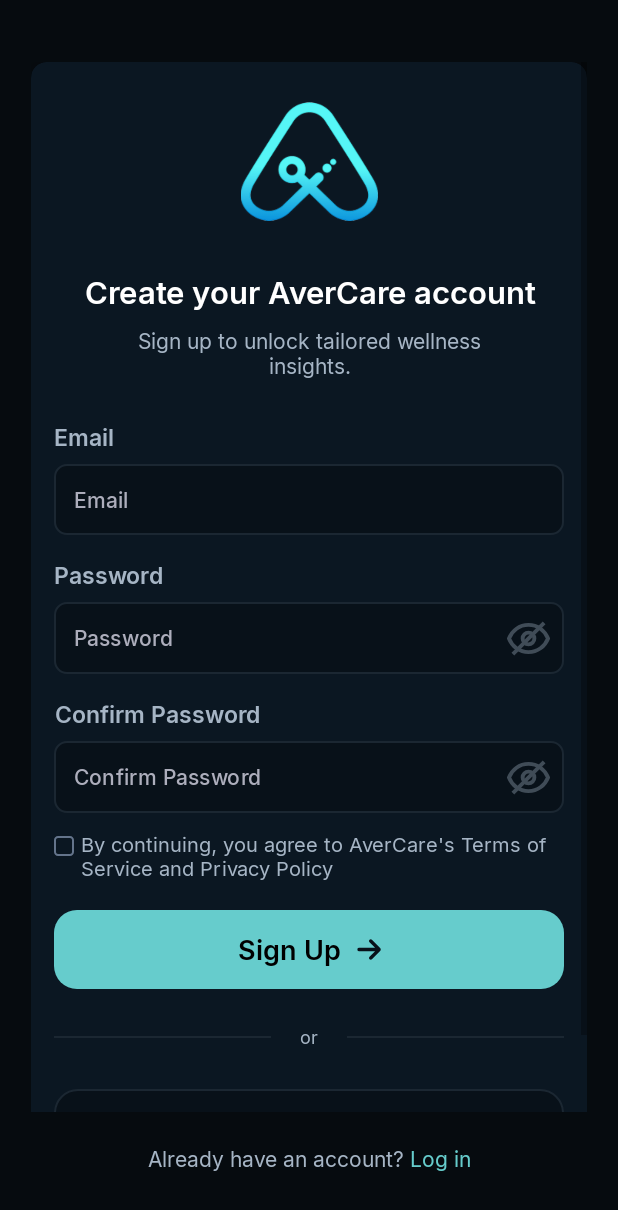
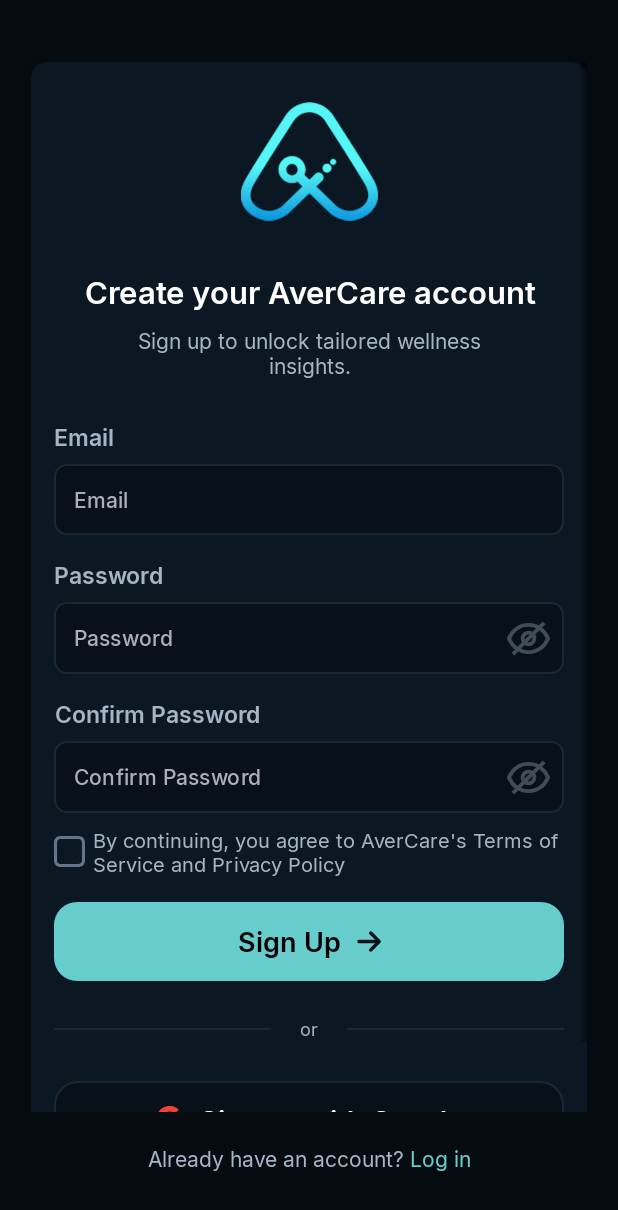
Before and after one commit to Sahil-4441/TxAwercareInternal, an Android app: the SignupFragment screen opened through its navigation route, on a phone screen of 412 x 824 dp. Shown: the top 1210 px of the screen. Run offline under Robolectric (Android 15) with nearby library versions, the phone set to English and light mode, and no system bars; our stand-ins replace Dagger/Hilt's generated code, data binding, sdp/ssp sizes.

```diff
--- a/app/src/main/java/com/example/avercare/core/util/ViewUtils.kt
+++ b/app/src/main/java/com/example/avercare/core/util/ViewUtils.kt
@@ -18,6 +18,7 @@ import android.widget.TextView
 import android.widget.Toast
 import androidx.annotation.ColorRes
 import androidx.core.content.ContextCompat
+import com.example.avercare.R
 import kotlin.text.indexOf
 
 fun Context.showToast(message: String) {
@@ -89,19 +90,20 @@ fun EditText.otpHelper() {
 
         override fun onTextChanged(s: CharSequence?, start: Int, before: Int, count: Int) {
             if (s.toString().length == 1) {
-                //  background = ContextCompat.getDrawable(context, R.drawable.custom_box_bg)
+                background = ContextCompat.getDrawable(context, R.drawable.rounded_otp_edt_view)
                 val view = focusSearch(View.FOCUS_RIGHT)
                 view?.let { it.requestFocus() } ?: run {
                     this@otpHelper.hideKeyBoard()
                 }
             } else {
-                //     background = ContextCompat.getDrawable(context, R.drawable.custom_box_bg)
+                background = ContextCompat.getDrawable(context, R.drawable.rounded_otp_edt_view)
 
             }
 
         }
     })
 }
+
 fun TextView.makeTextLink(
     str: String,
     underlined: Boolean,
--- /dev/null
+++ b/app/src/main/java/com/example/avercare/presentation/signup/SignUpViewModel.kt
@@ -0,0 +1,56 @@
+package com.example.avercare.presentation.signup
+
+import android.widget.CompoundButton
+import androidx.lifecycle.viewModelScope
+import com.example.avercare.R
+import com.example.avercare.core.base.BaseViewModel
+import com.example.avercare.core.util.isValidEmail
+import com.example.avercare.core.util.isValidPassword
+import com.example.avercare.data.remote.Resource
+import com.example.avercare.domain.model.User
+import com.example.avercare.domain.repository.AuthRepository
+import dagger.hilt.android.lifecycle.HiltViewModel
+import kotlinx.coroutines.flow.MutableSharedFlow
+import kotlinx.coroutines.flow.MutableStateFlow
+import kotlinx.coroutines.flow.StateFlow
+import kotlinx.coroutines.flow.asSharedFlow
+import kotlinx.coroutines.launch
+import javax.inject.Inject
+
+@HiltViewModel
+class SignUpViewModel @Inject constructor(
+    private val authRepository: AuthRepository
+) : BaseViewModel() {
+
+    private val _signUpState = MutableStateFlow<Resource<User>>(Resource.Idle)
+    val signUpState: StateFlow<Resource<User>> = _signUpState
+    private val _validationError = MutableSharedFlow<Int>()
+    val validationError = _validationError.asSharedFlow()
+    var termsConditionChecked = false
+    fun isTermsConditionChecked(buttonView: CompoundButton, isChecked: Boolean) {
+        termsConditionChecked = isChecked
+    }
+
+    fun validateSignUpAccount(
+        email: String,
+        password: String,
+        confirmPassword: String,
+    ) {
+        viewModelScope.launch {
+            when {
+                email.isEmpty() -> _validationError.emit(R.string.email_is_required)
+                !email.isValidEmail() -> _validationError.emit(R.string.please_enter_a_valid_email)
+                password.isEmpty() -> _validationError.emit(R.string.password_is_required)
+                !password.isValidPassword() -> _validationError.emit(R.string.please_enter_valid_password)
+                confirmPassword.isEmpty() -> _validationError.emit(R.string.confirm_password_is_required)
+                !confirmPassword.isValidPassword() -> _validationError.emit(R.string.please_enter_valid_password)
+                password != confirmPassword -> _validationError.emit(R.string.password_not_match)
+                !termsConditionChecked -> _validationError.emit(R.string.please_agree_terms_of_service)
+                else -> {
+                    // valid → signup logic
+                }
+            }
+        }
+    }
+
+}
--- a/app/src/main/java/com/example/avercare/presentation/signup/SignupFragment.kt
+++ b/app/src/main/java/com/example/avercare/presentation/signup/SignupFragment.kt
@@ -1,31 +1,39 @@
 package com.example.avercare.presentation.signup
 
 import android.os.Bundle
+import android.util.Log
 import android.view.LayoutInflater
 import android.view.View
 import android.view.ViewGroup
+import androidx.fragment.app.viewModels
+import androidx.lifecycle.lifecycleScope
 import androidx.navigation.fragment.findNavController
 import com.example.avercare.R
 import com.example.avercare.core.base.BaseFragment
 import com.example.avercare.databinding.FragmentSignupBinding
 import com.example.avercare.core.util.setSpannableText
+import com.example.avercare.data.remote.Resource
 import dagger.hilt.android.AndroidEntryPoint
+import kotlinx.coroutines.flow.collectLatest
+import kotlinx.coroutines.launch
 
 @AndroidEntryPoint
 class SignupFragment : BaseFragment<FragmentSignupBinding>() {
-    //private val viewModel: AuthViewModel by viewModels()
+
+    private val vmSignUp: SignUpViewModel by viewModels()
 
     override fun inflateBinding(inflater: LayoutInflater, container: ViewGroup?) =
         FragmentSignupBinding.inflate(inflater, container, false)
 
     override fun onViewCreated(view: View, savedInstanceState: Bundle?) {
         super.onViewCreated(view, savedInstanceState)
-
-        observable()
-        setStyling()
+        binding.viewModel = vmSignUp
+        initUi()
+        setClick()
+        manageObservers()
     }
 
-    private fun setStyling() {
+    private fun initUi() {
         setSpannableText(
             binding.tvAlreadyHaveAccount,
             getString(R.string.already_have_account),
@@ -37,26 +45,49 @@ class SignupFragment : BaseFragment<FragmentSignupBinding>() {
 
     }
 
-    private fun observable() {
-//        viewLifecycleOwner.lifecycleScope.launch {
-//            viewModel.authState.collectLatest { state ->
-//                when (state) {
-//                    is Resource.Idle -> {
-//                        hideLoading()
-//                    }
-//                    is Resource.Loading -> {
-//                        showLoading()
-//                    }
-//                    is Resource.Success -> {
-//                        hideLoading()
-//                        findNavController().popBackStack()
-//                    }
-//                    is Resource.Error -> {
-//                        hideLoading()
-//                        showError(state.message)
-//                    }
-//                }
-//            }
-//        }
+    private fun setClick() {
+        binding.btnSubmit.setOnClickListener {
+            val email = binding.etEmail.text.toString().trim()
+            val password = binding.etPassword.text.toString().trim()
+            val confirmPassword = binding.etConfirmPassword.text.toString().trim()
+            lifecycleScope.launch {
+                vmSignUp.validateSignUpAccount(
+                    email,
+                    password,
+                    confirmPassword
+                )
+            }
+        }
     }
+
+    private fun manageObservers() {
+        viewLifecycleOwner.lifecycleScope.launch {
+            /*     vmSignUp.authState.collectLatest { state ->
+                     when (state) {
+                         is Resource.Idle -> {
+                             hideLoading()
+                         }
+                         is Resource.Loading -> {
+                             showLoading()
+                         }
+                         is Resource.Success -> {
+                             hideLoading()
+                             findNavController().popBackStack()
+                         }
+                         is Resource.Error -> {
+                             hideLoading()
+                             showError(state.message)
+                         }
+                     }
+                 }*/
+        }
+
+        viewLifecycleOwner.lifecycleScope.launch {
+            vmSignUp.validationError.collectLatest { errorResId ->
+                showError(getString(errorResId))
+            }
+        }
+    }
+
+
 }
--- a/app/src/main/res/drawable/checkbox_selector.xml
+++ b/app/src/main/res/drawable/checkbox_selector.xml
@@ -1,7 +1,6 @@
 <?xml version="1.0" encoding="utf-8"?>
 <selector xmlns:android="http://schemas.android.com/apk/res/android">
-    <!-- checked state -->
-    <item android:drawable="@drawable/ic_checked" android:state_checked="true"/>
-    <!-- unchecked state -->
-    <item android:drawable="@drawable/ic_unchecked" android:state_checked="false"/>
+    <item android:drawable="@drawable/ic_unchecked" android:state_checked="false" />
+    <item android:drawable="@drawable/ic_checked" android:state_checked="true" />
+    <item android:drawable="@drawable/ic_unchecked" />
 </selector>
--- /dev/null
+++ b/app/src/main/res/drawable/checkbox_wrapper.xml
@@ -0,0 +1,6 @@
+<layer-list xmlns:android="http://schemas.android.com/apk/res/android">
+    <item
+        android:width="@dimen/_16sdp"
+        android:height="@dimen/_16sdp"
+        android:drawable="@drawable/checkbox_selector" />
+</layer-list>
--- a/app/src/main/res/layout/fragment_signup.xml
+++ b/app/src/main/res/layout/fragment_signup.xml
@@ -3,6 +3,10 @@
     xmlns:app="http://schemas.android.com/apk/res-auto">
 
     <data>
+
+        <variable
+            name="viewModel"
+            type="com.example.avercare.presentation.signup.SignUpViewModel" />
 
     </data>
 
@@ -166,36 +170,40 @@
                     </com.google.android.material.textfield.TextInputLayout>
 
                     <androidx.appcompat.widget.AppCompatCheckBox
-                        android:id="@+id/checkBox_agree"
-                        android:layout_width="@dimen/_24sdp"
-                        android:layout_height="@dimen/_24sdp"
-                        android:layout_marginTop="@dimen/_5sdp"
-                        android:button="@drawable/checkbox_selector"
+                        android:id="@+id/cb_terms_privacy"
+                        android:layout_width="wrap_content"
+                        android:layout_height="wrap_content"
+                        android:minHeight="0dp"
+                        android:minWidth="0dp"
+                        android:button="@drawable/checkbox_wrapper"
+                        android:layout_marginTop="@dimen/_12sdp"
+                        android:checked="@={viewModel.termsConditionChecked}"
+                        android:onCheckedChanged="@{viewModel::isTermsConditionChecked}"
                         app:layout_constraintStart_toStartOf="@id/password_layout"
                         app:layout_constraintTop_toBottomOf="@+id/confirm_password_layout" />
 
                     <androidx.appcompat.widget.AppCompatTextView
                         android:id="@+id/checked_tv_agree"
-                        android:layout_width="wrap_content"
+                        android:layout_width="0dp"
                         android:layout_height="wrap_content"
-                        android:layout_marginStart="@dimen/_3sdp"
-                        android:layout_marginTop="@dimen/_8sdp"
+                        android:layout_marginStart="@dimen/_4sdp"
                         android:fontFamily="@font/inter_regular"
                         android:text="@string/terms_service"
                         android:textColor="@color/secondaryTextColor"
                         android:textSize="@dimen/_10ssp"
+                        app:layout_constraintBottom_toBottomOf="@+id/cb_terms_privacy"
                         app:layout_constraintEnd_toEndOf="parent"
-                        app:layout_constraintStart_toEndOf="@+id/checkBox_agree"
-                        app:layout_constraintTop_toBottomOf="@+id/confirm_password_layout" />
+                        app:layout_constraintStart_toEndOf="@+id/cb_terms_privacy"
+                        app:layout_constraintTop_toTopOf="@+id/cb_terms_privacy" />
 
                     <androidx.constraintlayout.widget.ConstraintLayout
                         android:id="@+id/cl_btn_layout"
                         android:layout_width="match_parent"
                         android:layout_height="wrap_content"
-                        android:layout_marginTop="@dimen/_14sdp"
+                        android:layout_marginTop="@dimen/_12sdp"
                         android:background="@drawable/common_btn_bg"
-                        app:layout_constraintEnd_toEndOf="@id/checked_tv_agree"
-                        app:layout_constraintStart_toStartOf="@id/checked_tv_agree"
+                        app:layout_constraintEnd_toEndOf="@id/confirm_password_layout"
+                        app:layout_constraintStart_toStartOf="@id/confirm_password_layout"
                         app:layout_constraintTop_toBottomOf="@+id/checked_tv_agree">
 
                         <androidx.appcompat.widget.AppCompatTextView
--- a/app/src/main/res/values/strings.xml
+++ b/app/src/main/res/values/strings.xml
@@ -30,10 +30,16 @@
 
     <string name="please_enter_password">Please enter password</string>
     <string name="please_confirm_enter_password">Please enter confirm password</string>
-    <string name="please_enter_valid_password">Password must be at least 8 characters long and include letters numbers and symbols.</string>
+    <string name="password_is_required">Password is required</string>
+    <string name="email_is_required">Email is required</string>
+    <string name="please_enter_a_valid_email">Please enter a valid email</string>
+    <string name="confirm_password_is_required">Confirm password is required</string>
+    <string name="please_agree_terms_of_service">Please agree to our terms of condition and privacy policy.</string>
+    <string name="please_enter_valid_password">Password must be 8+ characters with letters, numbers, and symbols.</string>
     <string name="create_confirm_not_match">Confirm password does\'t match.</string>
     <string name="confirm_password">Confirm Password</string>
     <string name="forgot_your_pass">Forgot your password?</string>
+    <string name="password_not_match">Password does not match</string>
     <string name="enter_your_mail">Enter your email</string>
     <string name="reset_your_password">Reset your password?</string>
     <string name="create_new_password">Create new password</string>
```
Also changed, not shown: app/src/main/java/com/example/avercare/core/util/StringExtensions.kt (added, +22 -0 lines), app/src/main/java/com/example/avercare/presentation/login/LoginFragment.kt (+49 -26 lines), app/src/main/java/com/example/avercare/presentation/login/LoginViewModel.kt (added, +47 -0 lines).
